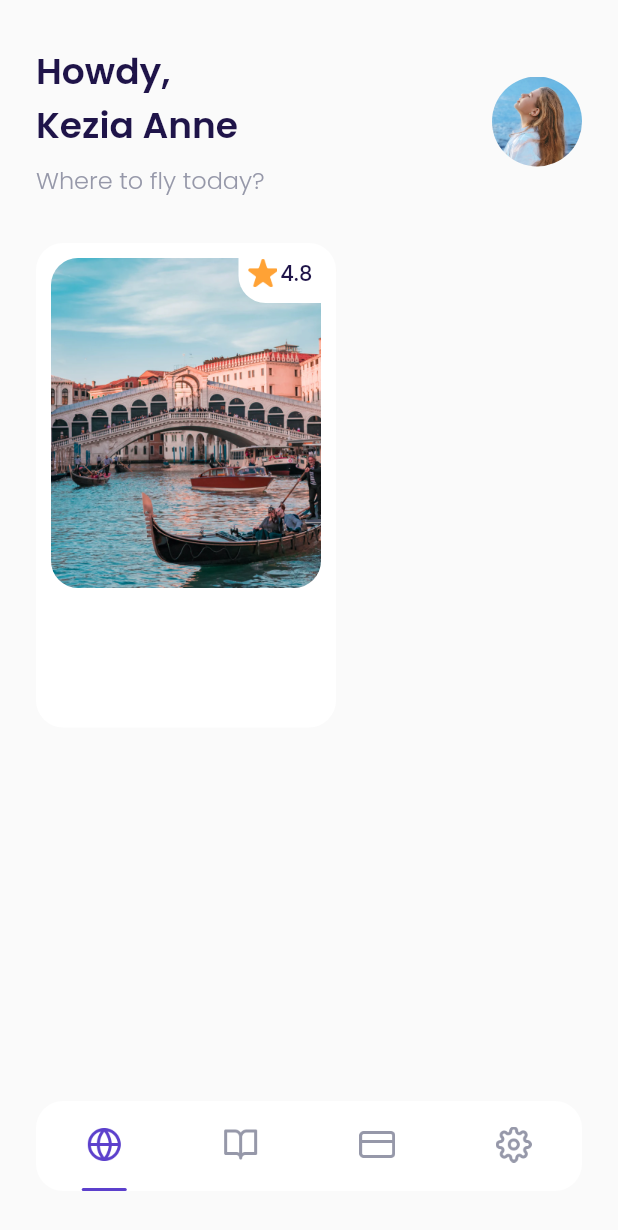
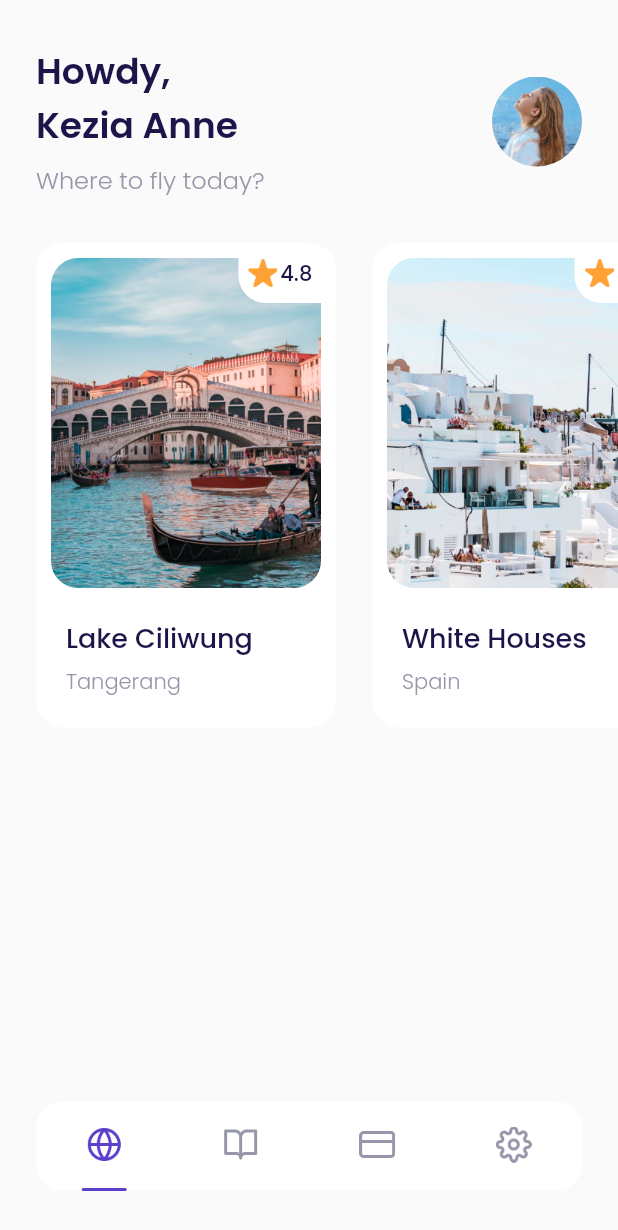
Before and after one commit to irmanyazid/travel-and-airplane-apps, a Flutter app: the MainPage screen opened by its route, on a phone screen of 412 x 824 dp. Shown: the top 1230 px of the screen. Run offline on Flutter 3.47's test engine with Material 2 defaults, Android fonts, the phone set to English and light mode, and no system bars; our stand-ins replace google_fonts.

Commit message:
slicing home part of popular destination 2

```diff
--- a/lib/ui/pages/home_page.dart
+++ b/lib/ui/pages/home_page.dart
@@ -1,4 +1,5 @@
 import 'package:airplane/shared/theme.dart';
+import 'package:airplane/ui/widgets/destination_card.dart';
 import 'package:flutter/material.dart';
 
 class HomePage extends StatelessWidget {
@@ -60,72 +61,42 @@ class HomePage extends StatelessWidget {
     Widget popularDestination() {
       return Container(
         margin: EdgeInsets.only(top: 30),
+        child: SingleChildScrollView(
+          scrollDirection: Axis.horizontal,
           child: Row(
             children: [
-            Container(
-              width: 200,
-              height: 323,
-              margin: EdgeInsets.only(left: defaultMargin),
-              padding: EdgeInsets.all(10),
-              decoration: BoxDecoration(
-                borderRadius: BorderRadius.circular(18),
-                color: kWhiteColor,
+              DestinationCard(
+                name: 'Lake Ciliwung',
+                city: 'Tangerang',
+                imageUrl: 'assets/image_destination1.png',
+                rating: 4.8,
               ),
-              child: Column(
-                children: [
-                  Container(
-                    width: 180,
-                    height: 220,
-                    decoration: BoxDecoration(
-                      borderRadius: BorderRadius.circular(18),
-                      image: DecorationImage(
-                        image: AssetImage(
-                          'assets/image_destination1.png',
+              DestinationCard(
+                name: 'White Houses',
+                city: 'Spain',
+                imageUrl: 'assets/image_destination2.png',
+                rating: 4.7,
               ),
+              DestinationCard(
+                name: 'Hill Heyo',
+                city: 'Monaco',
+                imageUrl: 'assets/image_destination3.png',
+                rating: 4.8,
               ),
+              DestinationCard(
+                name: 'Menarra',
+                city: 'Japan',
+                imageUrl: 'assets/image_destination4.png',
+                rating: 5.0,
               ),
-                    child: Align(
-                      alignment: Alignment.topRight,
-                      child: Container(
-                        width: 55,
-                        height: 30,
-                        decoration: BoxDecoration(
-                          color: kWhiteColor,
-                          borderRadius: BorderRadius.only(
-                            bottomLeft: Radius.circular(18),
-                          ),
-                        ),
-                        child: Row(
-                          mainAxisAlignment: MainAxisAlignment.center,
-                          crossAxisAlignment: CrossAxisAlignment.start,
-                          children: [
-                            Container(
-                              width: 20,
-                              height: 20,
-                              margin: EdgeInsets.only(right: 2),
-                              decoration: BoxDecoration(
-                                image: DecorationImage(
-                                  image: AssetImage(
-                                    'assets/icon_star.png',
-                                  ),
-                                ),
-                              ),
-                            ),
-                            Text(
-                              '4.8',
-                              style: blackTextStyle.copyWith(
-                                fontWeight: medium,
-                              ),
+              DestinationCard(
+                name: 'Payung Teduh',
+                city: 'Singapore',
+                imageUrl: 'assets/image_destination5.png',
+                rating: 4.8,
               ),
             ],
           ),
-                      ),
-                    ),
-                  ),
-                ],
-              ),
-            ),
-          ],
         ),
       );
     }
--- /dev/null
+++ b/lib/ui/widgets/destination_card.dart
@@ -0,0 +1,110 @@
+import 'package:airplane/shared/theme.dart';
+import 'package:flutter/material.dart';
+
+class DestinationCard extends StatelessWidget {
+  final String name;
+  final String city;
+  final String imageUrl;
+  final double rating;
+
+  const DestinationCard({
+    Key? key,
+    required this.name,
+    required this.city,
+    required this.imageUrl,
+    this.rating = 0,
+  }) : super(key: key);
+
+  @override
+  Widget build(BuildContext context) {
+    return Container(
+      width: 200,
+      height: 323,
+      margin: EdgeInsets.only(left: defaultMargin),
+      padding: EdgeInsets.all(10),
+      decoration: BoxDecoration(
+        borderRadius: BorderRadius.circular(18),
+        color: kWhiteColor,
+      ),
+      child: Column(
+        crossAxisAlignment: CrossAxisAlignment.start,
+        children: [
+          Container(
+            width: 180,
+            height: 220,
+            margin: EdgeInsets.only(bottom: 20),
+            decoration: BoxDecoration(
+              borderRadius: BorderRadius.circular(18),
+              image: DecorationImage(
+                image: AssetImage(
+                  imageUrl,
+                ),
+              ),
+            ),
+            child: Align(
+              alignment: Alignment.topRight,
+              child: Container(
+                width: 55,
+                height: 30,
+                decoration: BoxDecoration(
+                  color: kWhiteColor,
+                  borderRadius: BorderRadius.only(
+                    bottomLeft: Radius.circular(18),
+                  ),
+                ),
+                child: Row(
+                  mainAxisAlignment: MainAxisAlignment.center,
+                  crossAxisAlignment: CrossAxisAlignment.start,
+                  children: [
+                    Container(
+                      width: 20,
+                      height: 20,
+                      margin: EdgeInsets.only(right: 2),
+                      decoration: BoxDecoration(
+                        image: DecorationImage(
+                          image: AssetImage(
+                            'assets/icon_star.png',
+                          ),
+                        ),
+                      ),
+                    ),
+                    Text(
+                      rating.toString(),
+                      style: blackTextStyle.copyWith(
+                        fontWeight: medium,
+                      ),
+                    ),
+                  ],
+                ),
+              ),
+            ),
+          ),
+          Container(
+            margin: EdgeInsets.only(left: 10),
+            child: Column(
+              crossAxisAlignment: CrossAxisAlignment.start,
+              children: [
+                Text(
+                  name,
+                  style: blackTextStyle.copyWith(
+                    fontSize: 18,
+                    fontWeight: medium,
+                  ),
+                ),
+                SizedBox(
+                  height: 5,
+                ),
+                Text(
+                  city,
+                  style: greyTextStyle.copyWith(
+                    fontWeight: light,
+                  ),
+                ),
+              ],
+            ),
+          )
+        ],
+      ),
+    );
+  }
+}
```
Lines whose indentation alone changed are shown as unchanged.
